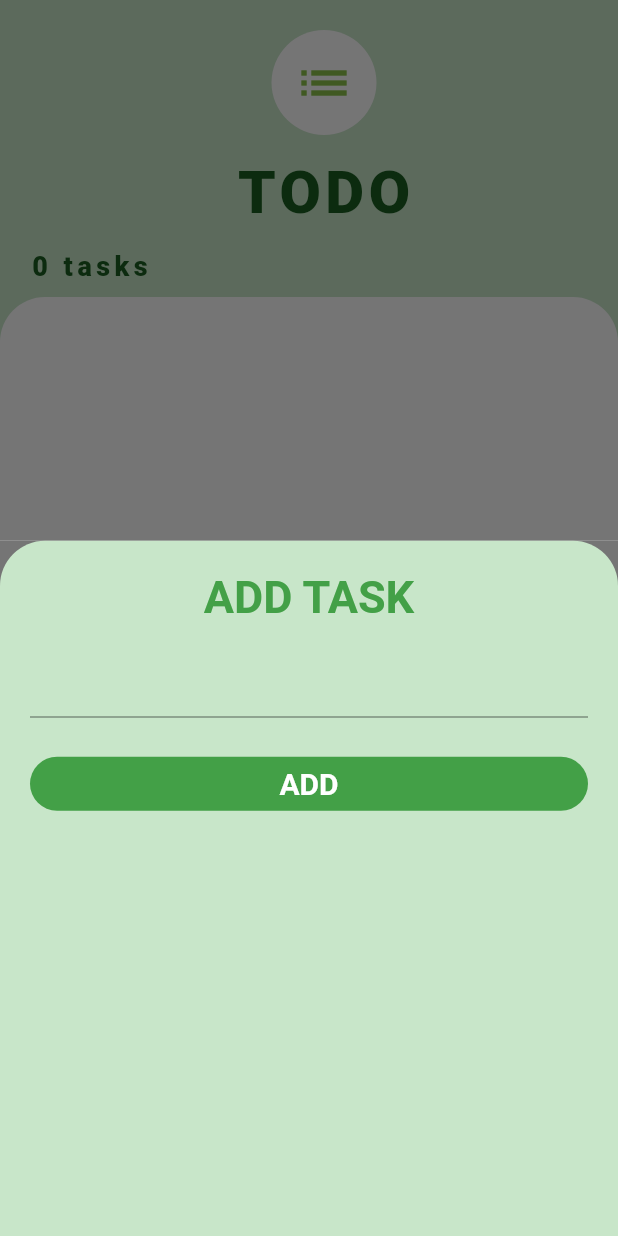
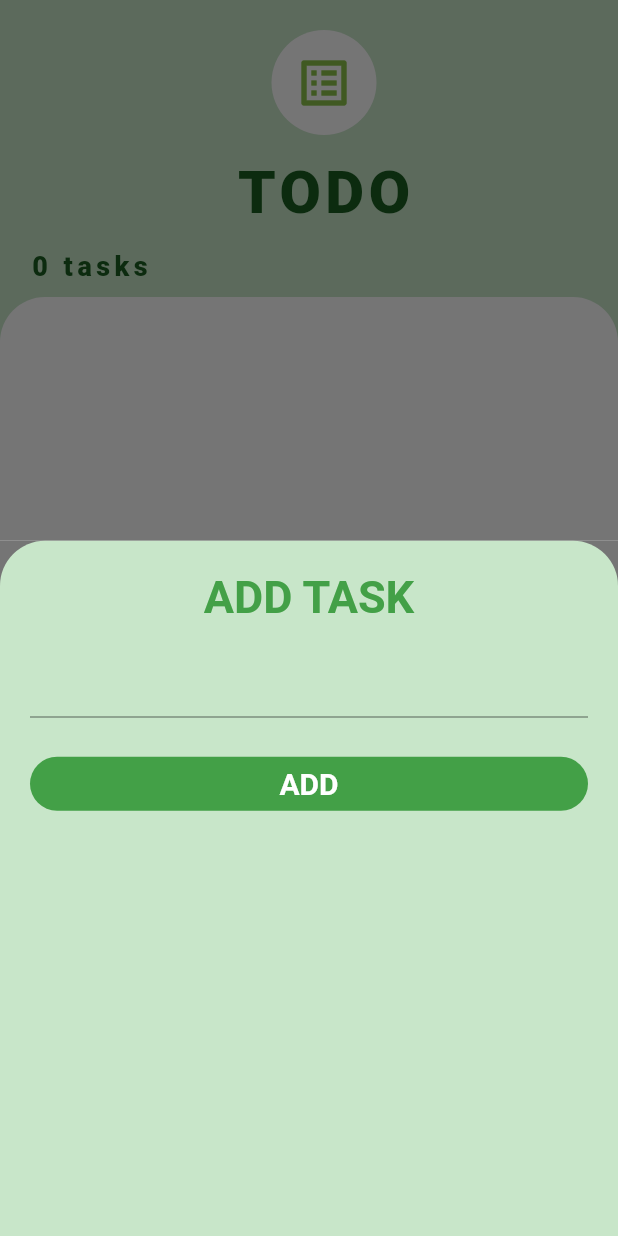
Before and after one commit to debajyatibanerjee0002/TODO, a Flutter app: the screen it shows after launch, after a tap on the "add circle" icon, on a phone screen of 412 x 824 dp. Run offline on Flutter 3.47's test engine with Material 2 defaults, Android fonts, the light colour scheme and no system bars.

Commit message:
addTaskScreen_golbal variable

```diff
--- a/lib/screens/add_task_screen.dart
+++ b/lib/screens/add_task_screen.dart
@@ -3,11 +3,11 @@ import 'package:provider/provider.dart';
 import 'package:todo/models/task.dart';
 import 'package:todo/models/task_data.dart';
 
+String newTaskTitle;
+
 class AddTaskScreen extends StatelessWidget {
   @override
   Widget build(BuildContext context) {
-    String newTaskTitle;
-
     return Container(
       color: Color(0xff757575),
       child: Container(
@@ -48,15 +48,12 @@ class AddTaskScreen extends StatelessWidget {
                 shape: RoundedRectangleBorder(
                   borderRadius: BorderRadius.circular(30),
                 ),
-                minWidth: 40,
+                // minWidth: 40,
                 color: Colors.green[600],
                 onPressed: () {
                   Provider.of<TaskData>(context, listen: false)
                       .addTask(newTaskTitle ?? '');
                   Navigator.pop(context);
-                  // Provider.of<TaskData>(context, listen: false)
-                  //     .addTask(newTaskTitle ?? );
-                  // Navigator.pop(context);
                 },
                 child: Text(
                   'ADD',
--- a/lib/screens/task_screen.dart
+++ b/lib/screens/task_screen.dart
@@ -1,5 +1,4 @@
 import 'package:flutter/material.dart';
-import 'package:todo/models/task.dart';
 import 'package:todo/models/task_data.dart';
 import 'package:todo/screens/add_task_screen.dart';
 import 'package:todo/widgets/task_list.dart';
@@ -29,15 +28,9 @@ class _TaskScreenState extends State<TaskScreen> {
                   decoration: BoxDecoration(
                     color: Colors.white,
                     borderRadius: BorderRadius.circular(50),
-                    // boxShadow: [
-                    //   BoxShadow(
-                    //       color: Colors.blueGrey[700],
-                    //       blurRadius: 10,
-                    //       offset: Offset(3, 4))
-                    // ],
                   ),
                   child: Icon(
-                    Icons.list,
+                    Icons.list_alt_outlined,
                     size: 40,
                     color: Colors.lightGreen,
                   ),
```
